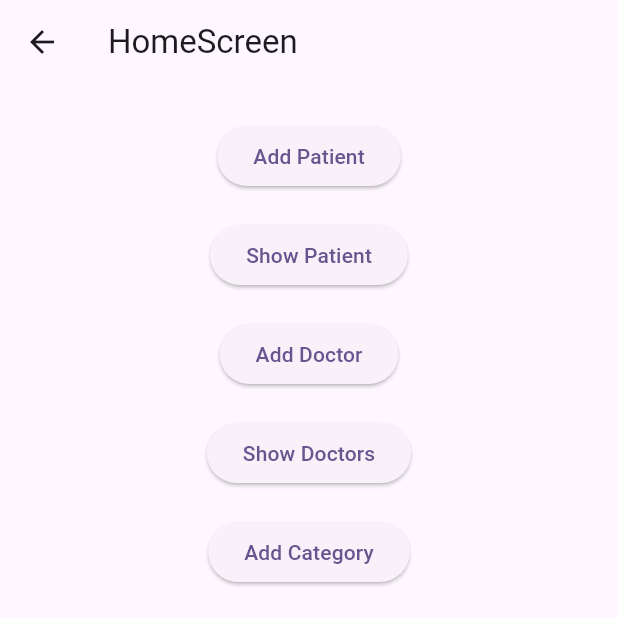
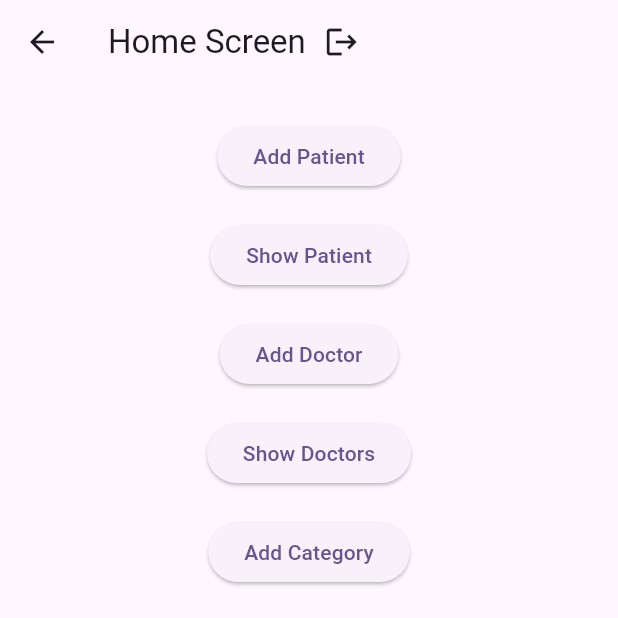
Before and after one commit to nileshsheoran/newlife_medicare, a Flutter app: the HomeScreen screen opened directly, on a phone screen of 412 x 824 dp, the top half of it. Run offline on Flutter 3.47's test engine with Material 2 defaults, Android fonts, the phone set to English and light mode, and no system bars; our stand-ins replace firebase_auth, firebase_core, image_picker, sqflite; accounts and stored records are empty.

Commit message:
icon button add

```diff
--- a/lib/home_screen.dart
+++ b/lib/home_screen.dart
@@ -1,3 +1,4 @@
+import 'package:firebase_auth/firebase_auth.dart';
 import 'package:flutter/material.dart';
 import 'package:newlife_medicare/routes.dart';
 
@@ -14,8 +15,19 @@ class _HomeScreenState extends State<HomeScreen> {
     return SafeArea(
       child: Scaffold(
         appBar: AppBar(
-          title: const Text(
-            'HomeScreen',
+          title: Row(
+            children: [
+              const Text('Home Screen'),
+              IconButton(
+                onPressed: () async {
+                  await FirebaseAuth.instance.signOut();
+                  if (mounted) {
+                    Navigator.pop(context);
+                  }
+                },
+                icon: const Icon(Icons.logout),
+              )
+            ],
           ),
         ),
         body: Center(
@@ -25,7 +37,7 @@ class _HomeScreenState extends State<HomeScreen> {
               children: [
                 ElevatedButton(
                   onPressed: () {
-                   Navigator.pushNamed(context,RouteConst.addPatient);
+                    Navigator.pushNamed(context,RouteConst.addPatient);
                   },
                   child: const Text('Add Patient'),
                 ),
@@ -34,7 +46,7 @@ class _HomeScreenState extends State<HomeScreen> {
                 ),
                 ElevatedButton(
                   onPressed: () {
-                  Navigator.pushNamed(context, RouteConst.showPatient);
+                    Navigator.pushNamed(context, RouteConst.showPatient);
                   },
                   child: const Text('Show Patient'),
                 ),
@@ -43,7 +55,7 @@ class _HomeScreenState extends State<HomeScreen> {
                 ),
                 ElevatedButton(
                   onPressed: () {
-                   Navigator.pushNamed(context, RouteConst.addDoctor);
+                    Navigator.pushNamed(context, RouteConst.addDoctor);
                   },
                   child: const Text('Add Doctor'),
                 ),
@@ -52,7 +64,7 @@ class _HomeScreenState extends State<HomeScreen> {
                 ),
                 ElevatedButton(
                   onPressed: () {
-                   Navigator.pushNamed(context, RouteConst.showDoctor);
+                    Navigator.pushNamed(context, RouteConst.showDoctor);
                   },
                   child: const Text('Show Doctors'),
                 ),
@@ -61,7 +73,7 @@ class _HomeScreenState extends State<HomeScreen> {
                 ),
                 ElevatedButton(
                   onPressed: () {
-                   Navigator.pushNamed(context, RouteConst.addCategory);
+                    Navigator.pushNamed(context, RouteConst.addCategory);
                   },
                   child: const Text('Add Category'),
                 ),
```
